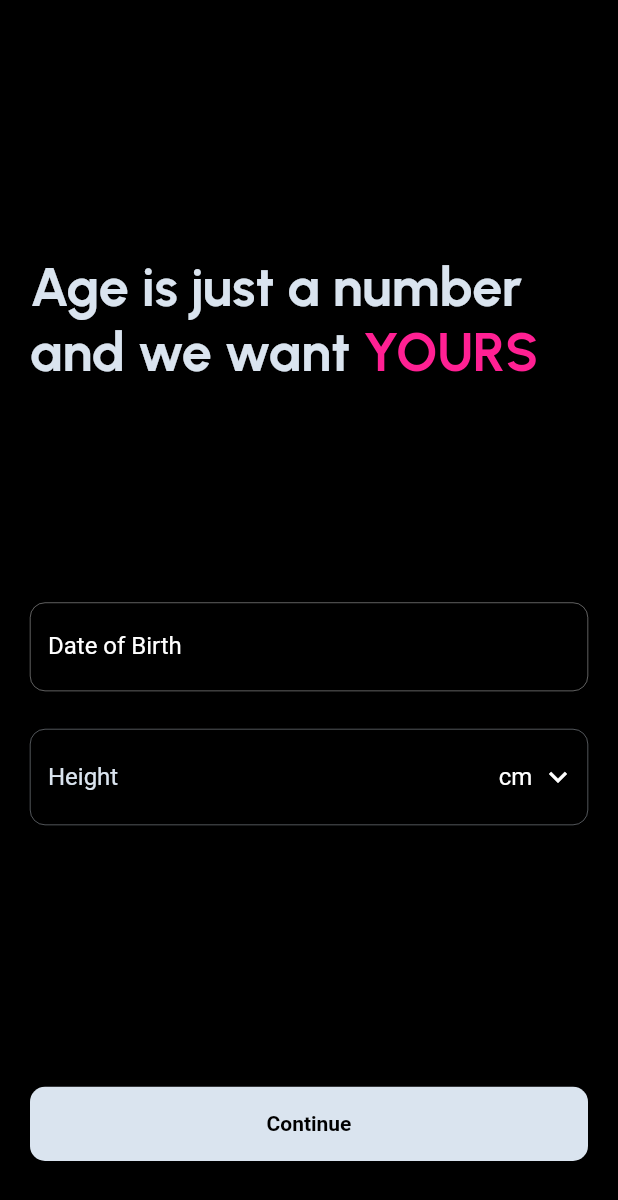
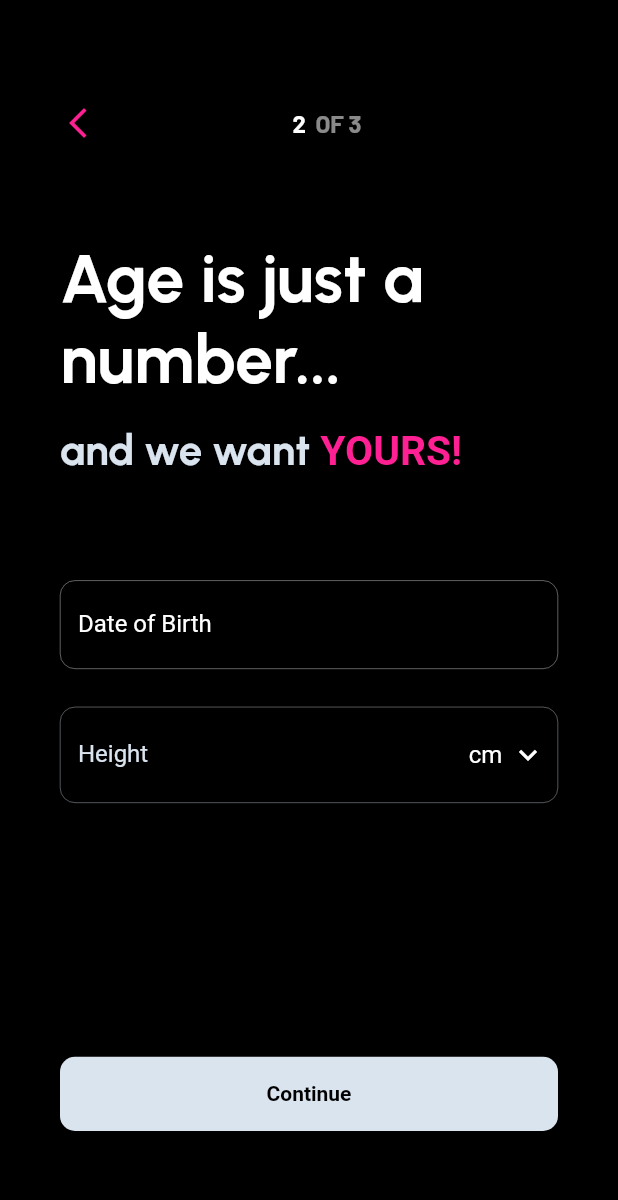
Before and after one commit to Quantum-Nexus/soul_sync_app, a Flutter app: the PersonalDetails screen opened by its route, on a phone screen of 412 x 824 dp. Shown: the top 1200 px of the screen. Run offline on Flutter 3.47's test engine with Material 2 defaults, Android fonts, the light colour scheme and no system bars; our stand-ins replace animated_splash_screen, flutter_card_swiper, google_fonts, image_picker, intl_phone_field, page_transition and 1 more; accounts and stored records are empty; network calls fail; project files that could hold a hidden picture were left out.

Commit message:
updated details ui

```diff
--- a/lib/Screens/DataCollectionScreen/components/personal_details.dart
+++ b/lib/Screens/DataCollectionScreen/components/personal_details.dart
@@ -82,17 +82,56 @@ class _PersonalDetailsState extends State<PersonalDetails> {
       resizeToAvoidBottomInset:
           false,
       backgroundColor: kPrimaryColor,
-      body: SafeArea(
-        child: Container(
+      body: Container(
         width: width,
-          margin: const EdgeInsets.symmetric(vertical: 50, horizontal: 20),
+        margin: const EdgeInsets.symmetric( vertical: 50,horizontal: 20),
+        padding: EdgeInsets.all(20),
         child: Column(
           crossAxisAlignment: CrossAxisAlignment.start,
           mainAxisAlignment: MainAxisAlignment.spaceBetween,
           children: [
-              SizedBox(
-                height: height * 0.065,
+            Row(
+            mainAxisAlignment: MainAxisAlignment.spaceBetween,
+            children: [
+              IconButton(
+                padding: EdgeInsets.zero,
+                constraints: BoxConstraints(),
+                color: kPinkColor,
+                onPressed: () {},
+                icon: Icon(Icons.arrow_back_ios_new),
               ),
+              Row(
+                children: [
+                  Text(
+                    "2 ",
+                    style: GoogleFonts.barlow(
+                      color: Colors.white,
+                      fontSize: 16,
+                      fontWeight: FontWeight.bold
+                      ),
+                  ),
+                  Text(" OF ",
+                  style: GoogleFonts.barlow(
+                      color: Colors.white54,
+                      fontSize: 16,
+                      fontWeight: FontWeight.bold
+                      ),
+                  ),
+                  Text("3",
+                  style: GoogleFonts.barlow(
+                      color: Colors.white54,
+                      fontSize: 16,
+                      fontWeight: FontWeight.bold
+                      ),
+                  )
+                ],
+              ),
+              SizedBox()
+            ],
+          ),
+            // SizedBox(
+            //   height: 0,
+            // ),
             Container(
               width: width,
               height: height * 0.200,
@@ -102,24 +141,22 @@ class _PersonalDetailsState extends State<PersonalDetails> {
                 children: [
                   Text.rich(
                     TextSpan(
-                          text: 'Age is just a number ',
-                          style: GoogleFonts.urbanist(
-                              fontSize: height * 0.0435,
-                              fontWeight: FontWeight.bold,
-                              color: kPrimaryLightColor),
+                        text: 'Age is just a number... \n',
+                        style: kDHead2Style,
                         children: <InlineSpan>[
                           TextSpan(
                             text: 'and we want ',
                             style: GoogleFonts.urbanist(
-                                fontSize: height * 0.0435,
+                              height: 2,
+                              fontSize: height * 0.034,
                               fontWeight: FontWeight.bold,
                               color: kPrimaryLightColor,
                             ),
                           ),
                           TextSpan(
-                              text: 'YOURS',
-                              style: GoogleFonts.urbanist(
-                                fontSize: height * 0.0435,
+                            text: 'YOURS!',
+                            style: GoogleFonts.leagueSpartan(
+                              fontSize: height * 0.033,
                               fontWeight: FontWeight.bold,
                               color: kPinkColor,
                             ),
@@ -144,7 +181,7 @@ class _PersonalDetailsState extends State<PersonalDetails> {
                             //_selectDate(context);
                             String formattedDate = "";
                             final DateTime? picked = await showDatePicker(
-                                barrierColor: kPrimaryColor,
+                              //barrierColor: kPrimaryColor,
                               context: context,
                               initialDate: DateTime.now(),
                               firstDate: DateTime(1900),
@@ -274,7 +311,6 @@ class _PersonalDetailsState extends State<PersonalDetails> {
           ],
         ),
       ),
-      ),
     );
   }
 }
--- a/lib/main.dart
+++ b/lib/main.dart
@@ -50,7 +50,7 @@ class MyApp extends StatelessWidget {
       ),
 
       debugShowCheckedModeBanner: false,
-      initialRoute: '/data', //isLoggedIn ? '/home' : '/splash',
+      initialRoute: '/splash', //isLoggedIn ? '/home' : '/splash',
       routes: {
         '/home': (context) => const Home(),
         '/onboarding': (context) => const OnboardingScreen(),
--- a/lib/utils/constants/color.dart
+++ b/lib/utils/constants/color.dart
@@ -23,8 +23,7 @@ MaterialColor getMaterialColor(Color color) {
 }
 
 // This is the primary swatch of the application
-MaterialColor kPrimarySwatch =
-    getMaterialColor(Color.fromRGBO(0, 0, 0, 1));
+MaterialColor kPrimarySwatch = getMaterialColor(Color.fromRGBO(0, 0, 0, 1));
 
 //--------------------C O L O R S--------------------
 
@@ -40,7 +39,6 @@ const Color kSecondaryLightColor = Color(0xff9DB2BF);
 const Color kBackgroundColor = kPrimaryColor;
 
 const Color kYellowColor = Color(0xffFFF100);
-
 
 const Color kPinkColor = Color(0xffFF2093);
 
@@ -65,90 +63,53 @@ const LinearGradient kPrimaryGradientColor = LinearGradient(
 
 //--------------------------S T Y L E S-----------------------
 
-TextStyle kHeadingStyle = GoogleFonts.playfairDisplay(
-    fontSize:24,
-    fontWeight: FontWeight.w800
-);
+TextStyle kHeadingStyle =
+    GoogleFonts.playfairDisplay(fontSize: 24, fontWeight: FontWeight.w800);
 
-TextStyle kDescriptionStyle = GoogleFonts.inconsolata(
-    fontSize:24,
-    fontWeight: FontWeight.w800
-);
+TextStyle kDescriptionStyle =
+    GoogleFonts.inconsolata(fontSize: 24, fontWeight: FontWeight.w800);
 
 TextStyle kLogo1Style = GoogleFonts.leagueSpartan(
-    fontSize:64,
-    fontWeight: FontWeight.w800,
-  color: kYellowColor
-
-);
+    fontSize: 64, fontWeight: FontWeight.w800, color: kYellowColor);
 
 TextStyle kLogo2Style = GoogleFonts.leagueSpartan(
-    fontSize:64,
-    fontWeight: FontWeight.w800,
-  color: kPinkColor
-
-);
+    fontSize: 64, fontWeight: FontWeight.w800, color: kPinkColor);
 
 TextStyle kTagStyle = GoogleFonts.quicksand(
-    fontSize:13,
+    fontSize: 13,
     height: -1,
     letterSpacing: 9,
     fontWeight: FontWeight.w600,
-    color: Colors.white
-
-);
+    color: Colors.white);
 
 TextStyle kAppbarStyle = GoogleFonts.leagueSpartan(
-    fontSize:16,
-    fontWeight: FontWeight.w800,
-  color: kPinkColor
-
-);
-
+    fontSize: 16, fontWeight: FontWeight.w800, color: kPinkColor);
 
 TextStyle kNameStyle = GoogleFonts.roboto(
-    fontSize:50,
-    fontWeight: FontWeight.w500,
-  color: Colors.white
-
-);
+    fontSize: 50, fontWeight: FontWeight.w500, color: Colors.white);
 TextStyle kHeadStyle = GoogleFonts.quicksand(
-    fontSize:24,
-    fontWeight: FontWeight.w600,
-  color: Colors.white70
-
-);
+    fontSize: 24, fontWeight: FontWeight.w600, color: Colors.white70);
 TextStyle kLeadingStyle = GoogleFonts.roboto(
-    fontSize:16,
-    fontWeight: FontWeight.w500,
-  color: Colors.white
-
-);
+    fontSize: 16, fontWeight: FontWeight.w500, color: Colors.white);
 TextStyle kAboutStyle = GoogleFonts.roboto(
-    fontSize:20,
-    fontWeight: FontWeight.w500,
-  color: Colors.white
-
-);
+    fontSize: 20, fontWeight: FontWeight.w500, color: Colors.white);
 
 TextStyle kWelcomeStyle = GoogleFonts.barlow(
-    fontSize: 33,
-    fontWeight: FontWeight.w800,
-  color: Colors.white
-
-);
+    fontSize: 33, fontWeight: FontWeight.w800, color: Colors.white);
 
 // ---------------- PROFILESCREEN STYLES -----------------
 
 TextStyle kDetailHeadStyle = GoogleFonts.barlow(
-    fontSize: 18,
-    fontWeight: FontWeight.w500,
-  color: Colors.white38
-);
+    fontSize: 18, fontWeight: FontWeight.w500, color: Colors.white38);
 
 TextStyle kDetailStyle = GoogleFonts.barlow(
-  height: 1.2,
+    height: 1.2,
     fontSize: 20,
     fontWeight: FontWeight.w600,
-  color: Colors.white
-);
+    color: Colors.white);
+
+TextStyle kDHeadStyle = GoogleFonts.urbanist(
+    fontWeight: FontWeight.bold, color: Colors.white, fontSize: 54);
+
+TextStyle kDHead2Style = GoogleFonts.urbanist(
+    fontWeight: FontWeight.bold, color: Colors.white, fontSize: 45);
--- a/pubspec.yaml
+++ b/pubspec.yaml
@@ -45,6 +45,7 @@ dependencies:
   flutter_card_swiper: ^6.0.0
   intl_phone_field: ^3.2.0
   intl: ^0.18.1
+  provider: ^6.0.5
 
 
 dev_dependencies:
```
Also changed, not shown: lib/Model/candidateprovider.dart (added, +44 -0 lines), lib/Screens/DataCollectionScreen/components/aboutme.dart (+47 -18 lines), lib/Screens/DataCollectionScreen/components/gender_info.dart (+51 -28 lines), lib/Screens/DataCollectionScreen/components/mobile_no.dart (+42 -3 lines), lib/Screens/DataCollectionScreen/components/profile_details.dart (+40 -0 lines), lib/Screens/Home/home.dart (+6 -1 lines), pubspec.lock, 2 other files. Lines whose indentation alone changed are shown as unchanged.
